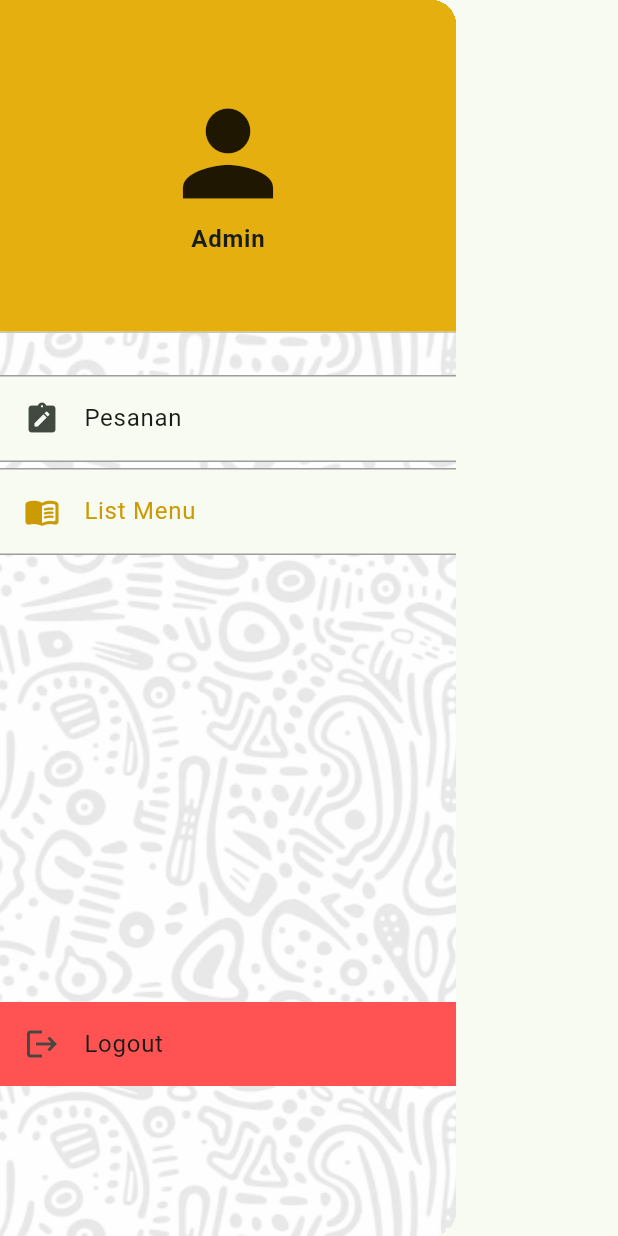
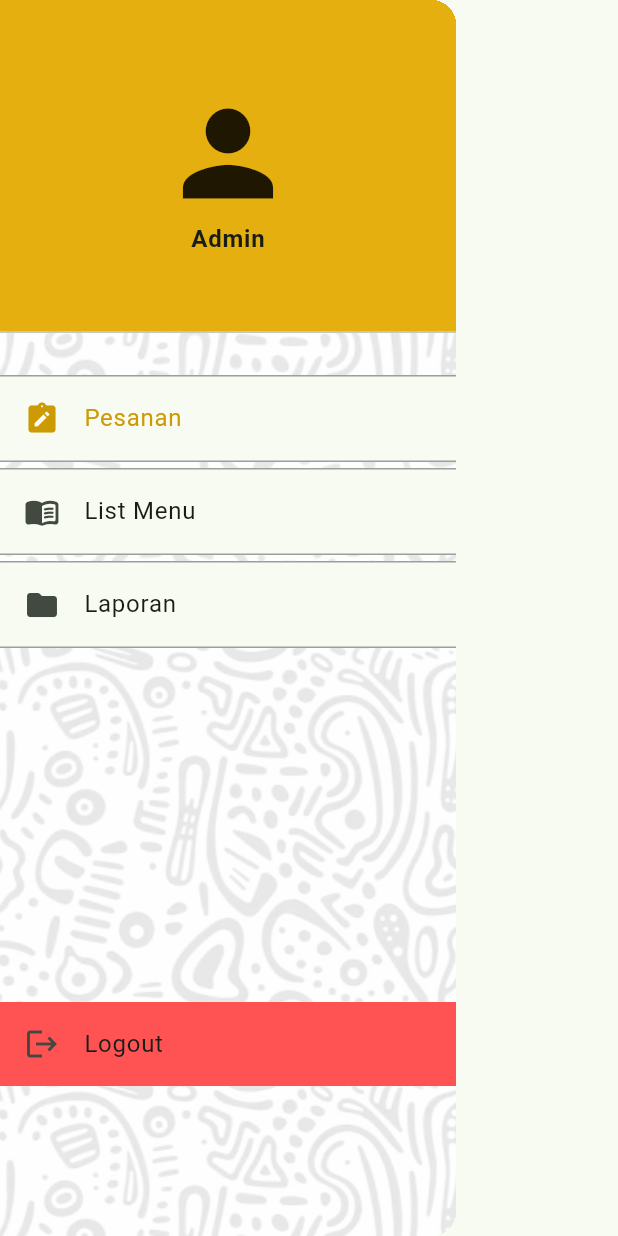
Before and after one commit to k1s6/orderinv2-mobile, a Flutter app: the DrawerComponent widget shown alone on an empty page, opened directly, on a phone screen of 412 x 824 dp. Run offline on Flutter 3.47's test engine with Material 3 defaults, Android fonts, the phone set to English and light mode, and no system bars; our stand-ins replace awesome_snackbar_content, cloud_firestore, firebase_auth, firebase_core, firebase_storage, flutter_svg and 4 more; missing offline and left inert: d_method; accounts and stored records are empty; network calls fail.

Commit message:
Menambahkan list laporan pada drawer, Membuat halaman untuk Laporan

```diff
--- a/lib/Widget/DrawerComponent.dart
+++ b/lib/Widget/DrawerComponent.dart
@@ -3,6 +3,7 @@ import 'package:orderez/Widget/ListTileComponent.dart';
 import 'package:orderez/view/ListMenu.dart';
 import 'package:orderez/view/LoginUser.dart';
 import 'package:orderez/view/Pesanan.dart';
+import 'package:orderez/view/Laporan.dart';
 
 class DrawerComponent extends StatelessWidget {
   const DrawerComponent({
@@ -115,6 +116,17 @@ class DrawerComponent extends StatelessWidget {
                       initialTabIndex: 0,
                     ),
                   ),
+                  const SizedBox(
+                    height: 4,
+                  ),
+                  ListtilComponent(
+                    selected: listbool[1],
+                    name: 'Laporan',
+                    icons: Icon(Icons.folder_rounded),
+                    destination: Laporan(
+                      initialTabIndex: 0,
+                    ),
+                  ),
                 ],
               ),
             ),
--- /dev/null
+++ b/lib/view/Laporan.dart
@@ -0,0 +1,38 @@
+import 'package:flutter/material.dart';
+import 'package:orderez/Widget/DrawerComponent.dart';
+import 'package:orderez/theme.dart';
+
+class Laporan extends StatefulWidget {
+  final int initialTabIndex;
+
+  const Laporan({super.key, required this.initialTabIndex});
+
+
+  @override
+  State<Laporan> createState() => _LaporanState();
+}
+
+class _LaporanState extends State<Laporan>{
+  @override
+  Widget build(BuildContext context) {
+    return MaterialApp(
+      debugShowCheckedModeBanner: false,
+      home: DefaultTabController(
+        length: 4,
+        child: Scaffold(
+          appBar: AppBar(
+            centerTitle: true,
+            iconTheme: const IconThemeData(color: Colors.white),
+            backgroundColor: const Color.fromARGB(255, 47, 47, 47),
+            title: const Text(
+              'Laporan',
+              style:
+                  TextStyle(color: Colors.white, fontWeight: FontWeight.bold),
+            ),
+          ),
+          drawer: DrawerComponent(nums: 1),
+          ),
+      ),
+    );
+  }
+}
```
